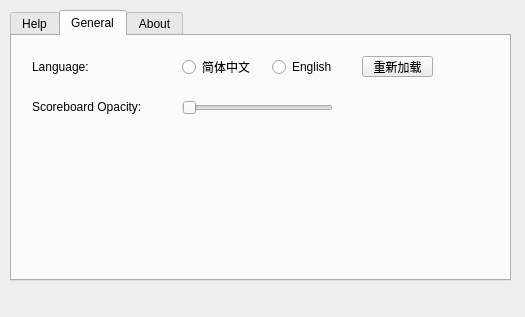
This is mainwindow.ui in wudi-7mi/open_ra2ob_qt6 as Qt 5 draws it before an edit. The edited form follows.
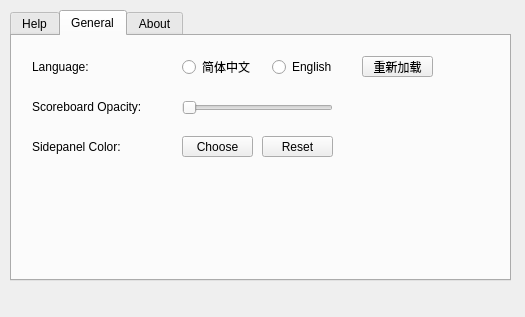
This is the edited form. The open tabs and pages were chosen to show the change. Icons and pictures are not drawn.

```diff
--- a/mainwindow.ui
+++ b/mainwindow.ui
@@ -392,6 +392,45 @@
        <string/>
       </property>
      </widget>
+     <widget class="QLabel" name="lb_opacity_2">
+      <property name="geometry">
+       <rect>
+        <x>20</x>
+        <y>100</y>
+        <width>131</width>
+        <height>21</height>
+       </rect>
+      </property>
+      <property name="text">
+       <string>Sidepanel Color:</string>
+      </property>
+     </widget>
+     <widget class="QPushButton" name="btn_sidebar">
+      <property name="geometry">
+       <rect>
+        <x>170</x>
+        <y>100</y>
+        <width>71</width>
+        <height>21</height>
+       </rect>
+      </property>
+      <property name="text">
+       <string>Choose</string>
+      </property>
+     </widget>
+     <widget class="QPushButton" name="btn_sidebar_reset">
+      <property name="geometry">
+       <rect>
+        <x>250</x>
+        <y>100</y>
+        <width>71</width>
+        <height>21</height>
+       </rect>
+      </property>
+      <property name="text">
+       <string>Reset</string>
+      </property>
+     </widget>
     </widget>
     <widget class="QWidget" name="About">
      <attribute name="title">
```
